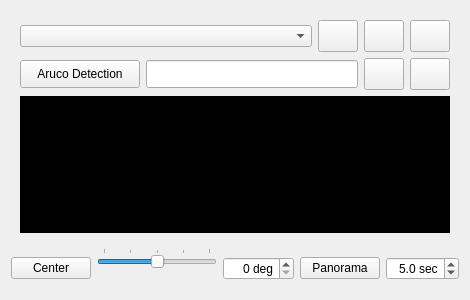
robotique-udes/rover, file rover_gui/ui/ui/VideoPlayer.ui: the form before one commit.
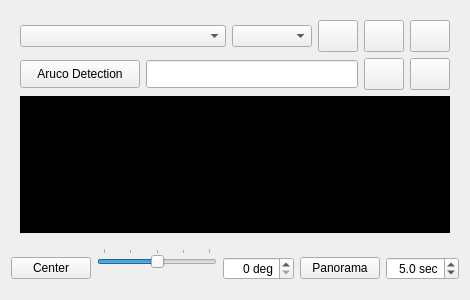
The form after the commit. Icons and pictures are not drawn.

Commit message: IR toggle support in GUI (#312)

Diff of the .ui file:
```diff
--- a/rover_gui/ui/ui/VideoPlayer.ui
+++ b/rover_gui/ui/ui/VideoPlayer.ui
@@ -38,6 +38,19 @@
          <item>
           <widget class="QComboBox" name="rtspComboBox"/>
          </item>
+         <item>
+          <widget class="QComboBox" name="IRModeBox">
+           <property name="maximumSize">
+            <size>
+             <width>80</width>
+             <height>16777215</height>
+            </size>
+           </property>
+           <property name="placeholderText">
+            <string>Day</string>
+           </property>
+          </widget>
+         </item>
          <item>
           <widget class="QPushButton" name="toggleViewButton">
            <property name="sizePolicy">
```
The commit also changes 6 other files.
